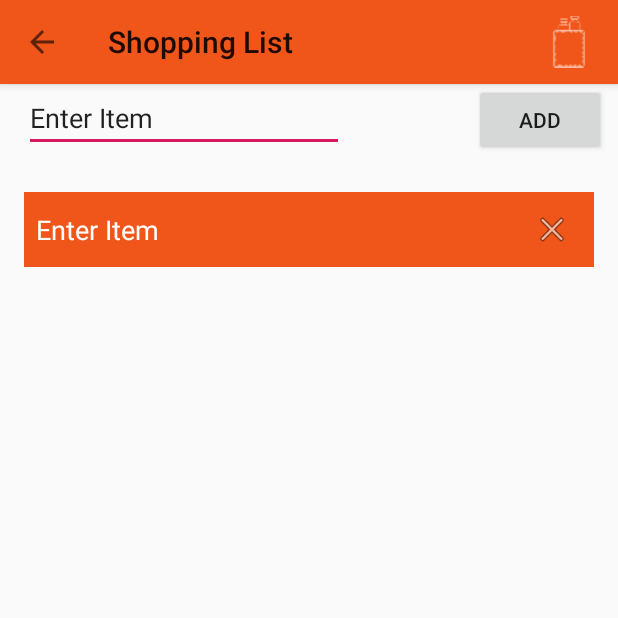
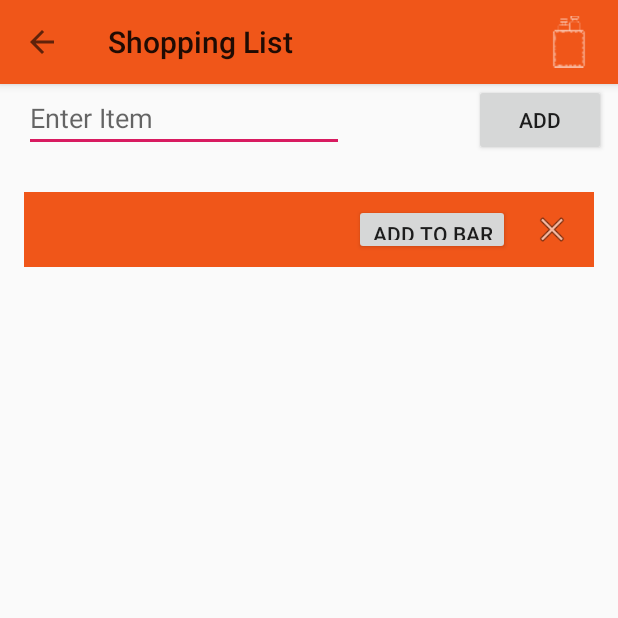
Before and after one commit to lobstertron/PocketBar, an Android app: the ShoppingList screen opened directly, with no data from a screen before it, after a tap on "ADD", on a phone screen of 412 x 824 dp, the top half of it. Run offline under Robolectric (Android 15) with nearby library versions, the phone set to English and light mode, and no system bars; our stand-ins replace Room's generated code.

```diff
--- a/app/src/main/res/layout/content_shopping_list.xml
+++ b/app/src/main/res/layout/content_shopping_list.xml
@@ -35,9 +35,8 @@
         android:layout_marginStart="16dp"
         android:layout_marginLeft="16dp"
         android:ems="10"
-        android:hint="Enter Iten"
+        android:hint="Enter Item"
         android:inputType="textPersonName"
-        android:text="Enter Item"
         app:layout_constraintStart_toStartOf="parent"
         app:layout_constraintTop_toTopOf="parent"
         />
--- a/app/src/main/res/layout/shopping_ingredient.xml
+++ b/app/src/main/res/layout/shopping_ingredient.xml
@@ -21,6 +21,19 @@
         android:layout_weight="1"
         android:background="@color/pocketbar_orange"/>
 
+    <Button
+        android:id="@+id/add_to_bar_button"
+        android:layout_width="wrap_content"
+        android:layout_height="wrap_content"
+        android:layout_marginLeft="8dp"
+        android:layout_marginEnd="8dp"
+        android:layout_marginRight="8dp"
+        android:text="Add to bar"
+        android:onClick="addBarIngredient"
+        app:layout_constraintBaseline_toBaselineOf="@id/add_ingredient_entry"
+        app:layout_constraintEnd_toEndOf="parent"
+        app:layout_constraintLeft_toRightOf="@id/add_ingredient_entry" />
+
     <ImageView
         android:id="@+id/imageView_Shopping"
         android:layout_width="wrap_content"
```
Also changed, not shown: app/src/main/java/com/core/android/pocketbar/RecipeActivity.java (+13 -6 lines), app/src/main/java/com/core/android/pocketbar/ShoppingList.java (+38 -0 lines).
